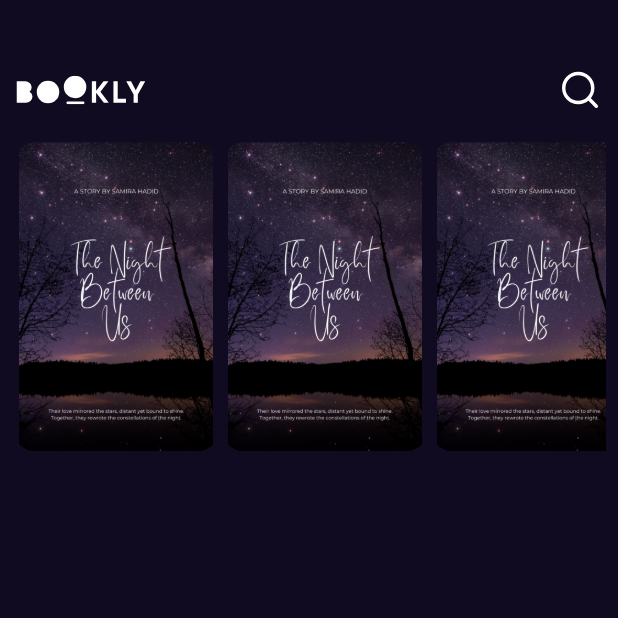
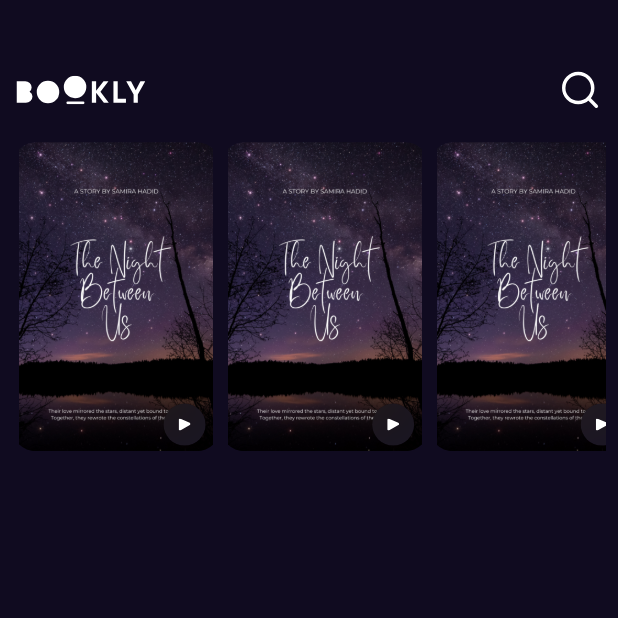
Before and after one commit to mohameddefalaa/BooklyAPp, a Flutter app: the screen it shows after launch, on a phone screen of 412 x 824 dp, the top half of it. Run offline on Flutter 3.47's test engine with Material 3 defaults, Android fonts, the phone set to English and light mode, and no system bars; our stand-ins replace flutter_screenutil, flutter_svg, gap, get.

Commit message:
handle custome_blur_button

```diff
--- a/lib/Features/Home/Presentation/VIews/widgets/BookItem.dart
+++ b/lib/Features/Home/Presentation/VIews/widgets/BookItem.dart
@@ -1,5 +1,8 @@
+import 'dart:ui';
+
 import 'package:bookly/core/assetesdata.dart';
 import 'package:flutter/material.dart';
+import 'package:flutter_svg/flutter_svg.dart';
 
 class BookItem extends StatelessWidget {
   const BookItem({super.key});
--- a/lib/Features/Home/Presentation/VIews/widgets/Custome_app_bar.dart
+++ b/lib/Features/Home/Presentation/VIews/widgets/Custome_app_bar.dart
@@ -15,6 +15,7 @@ class CustomeAppBar extends StatelessWidget {
         children: [
           SvgPicture.asset(Assetesdata.logo, height: 16.h, width: 75.w),
           GestureDetector(
+            onTap: () {},
             child: SvgPicture.asset(
               Assetesdata.searchicon,
               height: 25.h,
--- /dev/null
+++ b/lib/Features/Home/Presentation/VIews/widgets/customeblurbutton.dart
@@ -0,0 +1,30 @@
+import 'dart:ui';
+
+import 'package:bookly/core/assetesdata.dart';
+import 'package:flutter/material.dart';
+import 'package:flutter_svg/svg.dart';
+
+class Customeblurbutton extends StatelessWidget {
+  const Customeblurbutton({super.key});
+
+  @override
+  Widget build(BuildContext context) {
+    return ClipOval(
+      child: BackdropFilter(
+        filter: ImageFilter.blur(
+          sigmaX: 25,
+          sigmaY: 20,
+          tileMode: TileMode.repeated,
+        ),
+        child: GestureDetector(
+          onTap: () {},
+          child: CircleAvatar(
+            backgroundColor: Colors.white.withAlpha(12),
+            radius: 14,
+            child: SvgPicture.asset(Assetesdata.playicon),
+          ),
+        ),
+      ),
+    );
+  }
+}
--- a/lib/Features/Home/Presentation/VIews/widgets/customelistview.dart
+++ b/lib/Features/Home/Presentation/VIews/widgets/customelistview.dart
@@ -1,4 +1,5 @@
 import 'package:bookly/Features/Home/Presentation/VIews/widgets/BookItem.dart';
+import 'package:bookly/Features/Home/Presentation/VIews/widgets/customeblurbutton.dart';
 import 'package:flutter/material.dart';
 
 class CustomeListView extends StatelessWidget {
@@ -7,12 +8,17 @@ class CustomeListView extends StatelessWidget {
   @override
   Widget build(BuildContext context) {
     return SizedBox(
-      height: MediaQuery.of(context).size.height * 0.25,
+      height: MediaQuery.of(context).size.height * 0.3,
       child: ListView.builder(
         scrollDirection: Axis.horizontal,
         itemCount: 5,
         itemBuilder: (context, index) {
-          return BookItem();
+          return Stack(
+            children: [
+              BookItem(),
+              Positioned(bottom: 45, right: 10, child: Customeblurbutton()),
+            ],
+          );
         },
       ),
     );
--- a/lib/core/assetesdata.dart
+++ b/lib/core/assetesdata.dart
@@ -2,4 +2,5 @@ class Assetesdata {
   static String logo = 'assets/Logo.svg';
   static String searchicon = 'assets/icons/ic search.svg';
   static String book = 'assets/book.png';
+  static String playicon = 'assets/icons/Path 27.svg';
 }
```
Also changed, not shown: assets/icons/Logo.svg (added), assets/icons/Path 27.svg (added).
